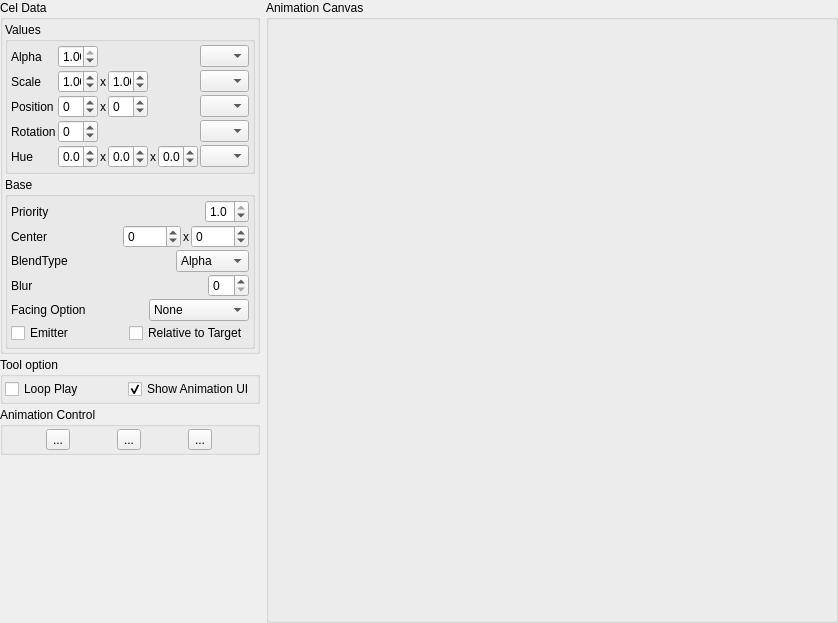
This is tools/splash/AnimationViewer/AnimationViewer.ui in wasedaigo/samancing-roga as Qt 5 draws it before an edit. The edited form follows.
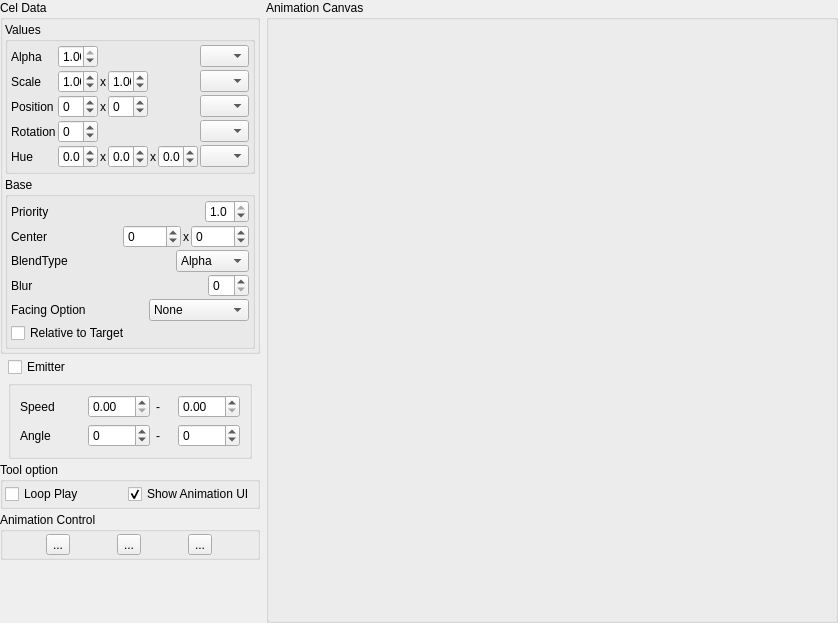
This is the edited form. Icons and pictures are not drawn.

Commit message: - Added options for emitter.

Diff of the .ui file:
```diff
--- a/tools/splash/AnimationViewer/AnimationViewer.ui
+++ b/tools/splash/AnimationViewer/AnimationViewer.ui
@@ -599,13 +599,6 @@
            </item>
            <item>
             <layout class="QHBoxLayout" name="horizontalLayout_3">
-             <item>
-              <widget class="QCheckBox" name="emitterCheckBox">
-               <property name="text">
-                <string>Emitter</string>
-               </property>
-              </widget>
-             </item>
              <item>
               <widget class="QCheckBox" name="relativeToTargetCheckBox">
                <property name="text">
@@ -621,6 +614,106 @@
        </layout>
       </widget>
      </item>
+     <item>
+      <layout class="QVBoxLayout" name="emitLayout">
+       <property name="leftMargin">
+        <number>8</number>
+       </property>
+       <property name="rightMargin">
+        <number>8</number>
+       </property>
+       <item>
+        <widget class="QCheckBox" name="emitterCheckBox">
+         <property name="text">
+          <string>Emitter</string>
+         </property>
+        </widget>
+       </item>
+       <item>
+        <widget class="QGroupBox" name="verticalGroupBox">
+         <property name="title">
+          <string/>
+         </property>
+         <layout class="QVBoxLayout" name="verticalLayout_2">
+          <item>
+           <layout class="QHBoxLayout" name="horizontalLayout_9">
+            <item>
+             <widget class="QLabel" name="label_6">
+              <property name="text">
+               <string>Speed</string>
+              </property>
+             </widget>
+            </item>
+            <item>
+             <widget class="QDoubleSpinBox" name="minEmitSpeedSpinBox"/>
+            </item>
+            <item>
+             <widget class="QLabel" name="label_5">
+              <property name="maximumSize">
+               <size>
+                <width>16</width>
+                <height>16777215</height>
+               </size>
+              </property>
+              <property name="text">
+               <string>-</string>
+              </property>
+             </widget>
+            </item>
+            <item>
+             <widget class="QDoubleSpinBox" name="maxEmitSpeedSpinBox"/>
+            </item>
+           </layout>
+          </item>
+          <item>
+           <layout class="QHBoxLayout" name="horizontalLayout_10">
+            <item>
+             <widget class="QLabel" name="label_7">
+              <property name="text">
+               <string>Angle</string>
+              </property>
+             </widget>
+            </item>
+            <item>
+             <widget class="QSpinBox" name="minEmitAngleSpinBox">
+              <property name="minimum">
+               <number>-360</number>
+              </property>
+              <property name="maximum">
+               <number>360</number>
+              </property>
+             </widget>
+            </item>
+            <item>
+             <widget class="QLabel" name="label_8">
+              <property name="maximumSize">
+               <size>
+                <width>16</width>
+                <height>16777215</height>
+               </size>
+              </property>
+              <property name="text">
+               <string>-</string>
+              </property>
+             </widget>
+            </item>
+            <item>
+             <widget class="QSpinBox" name="maxEmitAngleSpinBox">
+              <property name="minimum">
+               <number>-360</number>
+              </property>
+              <property name="maximum">
+               <number>360</number>
+              </property>
+             </widget>
+            </item>
+           </layout>
+          </item>
+         </layout>
+        </widget>
+       </item>
+      </layout>
+     </item>
      <item>
       <widget class="QGroupBox" name="verticalGroupBox">
        <property name="title">
```
Left out of the diff: 10 changed lines with no effect on the pictures. The commit also changes 9 other files.
